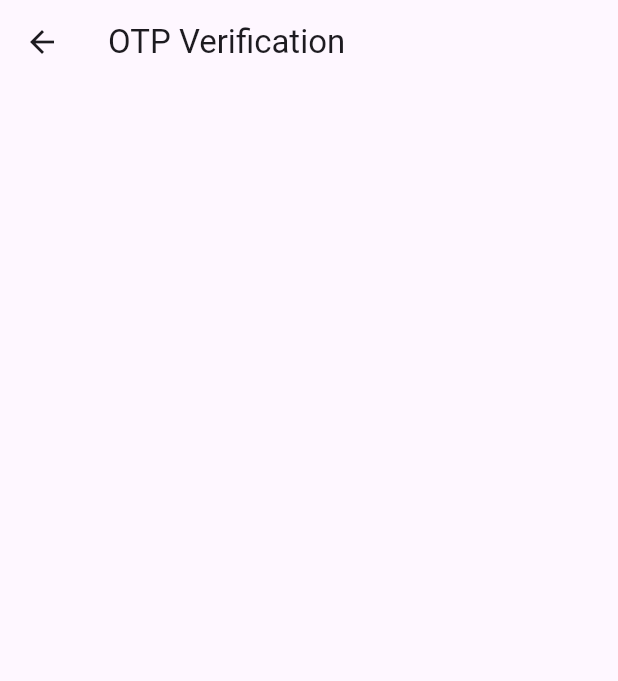
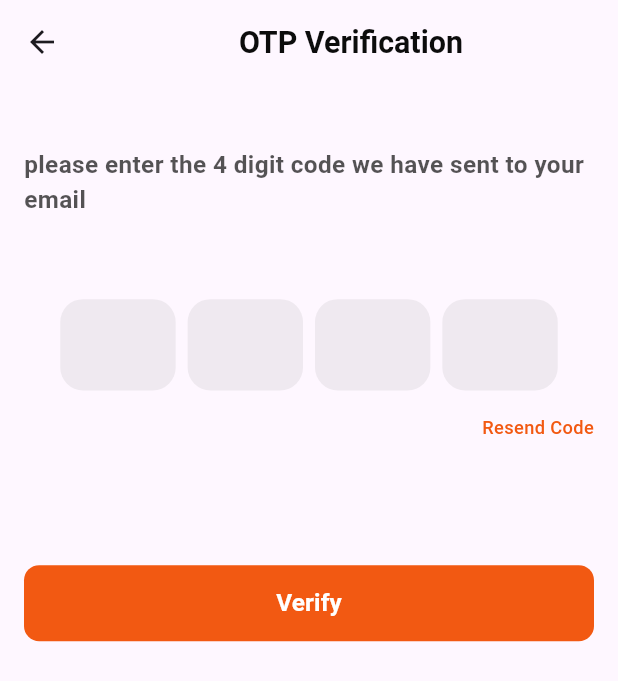
Before and after one commit to Mohamed-Nasr55/ecommerce-app, a Flutter app: the screen it shows after launch, after a tap on "Login", on a phone screen of 412 x 824 dp. Shown: the top 681 px of the screen. Run offline on Flutter 3.47's test engine with Material 3 defaults, Android fonts, the phone set to English and light mode, and no system bars; drawn by our look-alikes of pinput; our stand-ins replace flutter_screenutil.

Commit message:
- Adding otp screen

```diff
--- a/lib/core/theme/app_text_style.dart
+++ b/lib/core/theme/app_text_style.dart
@@ -3,7 +3,7 @@ import 'package:flutter/widgets.dart';
 import 'package:flutter_screenutil/flutter_screenutil.dart';
 
 abstract class AppTextStyle {
-  static TextStyle font12w400 = TextStyle(
+  static TextStyle font12w400primary = TextStyle(
     fontSize: 12.0.sp,
     fontWeight: FontWeight.w500,
     color: AppColors.primaryColor,
@@ -23,10 +23,15 @@ abstract class AppTextStyle {
     fontWeight: FontWeight.bold,
     color: AppColors.blackColor,
   );
-  static TextStyle font16700 = TextStyle(
+  static TextStyle font16700white = TextStyle(
     fontSize: 16.0.sp,
     fontWeight: FontWeight.w700,
     color: AppColors.whiteColor,
+  );
+  static TextStyle font16700black = TextStyle(
+    fontSize: 16.0.sp,
+    fontWeight: FontWeight.w700,
+    color: AppColors.blackColor,
   );
   static TextStyle font20w700 = TextStyle(
     fontSize: 20.0.sp,
--- a/lib/features/auth/ui/screens/otp_screen.dart
+++ b/lib/features/auth/ui/screens/otp_screen.dart
@@ -1,3 +1,9 @@
+import 'package:ecommerceapp/core/helpers/extensions.dart';
+import 'package:ecommerceapp/core/theme/app_colors.dart';
+import 'package:ecommerceapp/core/theme/app_text_style.dart';
+import 'package:ecommerceapp/features/auth/ui/widgets/app_button.dart';
+import 'package:ecommerceapp/features/auth/ui/widgets/otp_form_feild.dart';
+import 'package:ecommerceapp/features/auth/ui/widgets/resend_otpcode_widget.dart';
 import 'package:flutter/material.dart';
 
 class OtpScreen extends StatelessWidget {
@@ -5,6 +11,36 @@ class OtpScreen extends StatelessWidget {
 
   @override
   Widget build(BuildContext context) {
-    return Scaffold(appBar: AppBar(title: Text("OTP Verification")));
+    return Scaffold(
+      appBar: AppBar(
+        title: Center(
+          child: Text("OTP Verification", style: AppTextStyle.font20w700),
+        ),
+        actions: [],
+      ),
+
+      body: SafeArea(
+        child: Padding(
+          padding: const EdgeInsets.symmetric(horizontal: 16.0),
+          child: Column(
+            children: [
+              42.height,
+              Text(
+                "please enter the 4 digit code we have sent to your email",
+                style: AppTextStyle.font16700black.copyWith(
+                  color: AppColors.blackColor.withValues(alpha: 0.7),
+                ),
+              ),
+              54.height,
+              OtpFormFeild(),
+              16.height,
+              ResendOtpcodeWidget(),
+              82.height,
+              AppButton(text: "Verify"),
+            ],
+          ),
+        ),
+      ),
+    );
   }
 }
--- a/lib/features/auth/ui/widgets/app_button.dart
+++ b/lib/features/auth/ui/widgets/app_button.dart
@@ -29,7 +29,7 @@ class AppButton extends StatelessWidget {
           backgroundColor: AppColors.primaryColor,
           shape: RoundedRectangleBorder(borderRadius: 10.radius),
         ),
-        child: Text(text, style: AppTextStyle.font16700),
+        child: Text(text, style: AppTextStyle.font16700white),
       ),
     );
   }
--- /dev/null
+++ b/lib/features/auth/ui/widgets/otp_form_feild.dart
@@ -0,0 +1,34 @@
+import 'dart:developer';
+
+import 'package:ecommerceapp/core/helpers/extensions.dart';
+import 'package:ecommerceapp/core/theme/app_colors.dart';
+import 'package:ecommerceapp/core/theme/app_text_style.dart';
+import 'package:flutter/material.dart';
+import 'package:flutter_screenutil/flutter_screenutil.dart';
+import 'package:pinput/pinput.dart';
+
+class OtpFormFeild extends StatelessWidget {
+  const OtpFormFeild({super.key});
+
+  @override
+  Widget build(BuildContext context) {
+    return  Pinput(
+                mainAxisAlignment: MainAxisAlignment.spaceEvenly,
+                defaultPinTheme: PinTheme(
+                  width: 70.0.w,
+                  height: 60.0.h,
+                  textStyle: AppTextStyle.font20w700,
+                  decoration: BoxDecoration(
+                    borderRadius: 15.radius,
+                    color: AppColors.greyColor.withAlpha(40),
+                  ),
+                ),
+                validator: (s) {
+                  return s == "5545" ? null : "pin is not correct";
+                },
+                pinputAutovalidateMode: PinputAutovalidateMode.onSubmit,
+                showCursor: true,
+                onCompleted: (pin) => log(pin),
+              );
+  }
+}
--- /dev/null
+++ b/lib/features/auth/ui/widgets/resend_otpcode_widget.dart
@@ -0,0 +1,19 @@
+import 'package:ecommerceapp/core/theme/app_text_style.dart';
+import 'package:flutter/material.dart';
+
+class ResendOtpcodeWidget extends StatelessWidget {
+  const ResendOtpcodeWidget({super.key});
+
+  @override
+  Widget build(BuildContext context) {
+    return  InkWell(
+                child: Align(
+                  alignment: Alignment.centerRight,
+                  child: Text(
+                    "Resend Code",
+                    style: AppTextStyle.font12w400primary,
+                  ),
+                ),
+              );
+  }
+}
--- a/pubspec.yaml
+++ b/pubspec.yaml
@@ -35,6 +35,7 @@ dependencies:
   # Use with the CupertinoIcons class for iOS style icons.
   cupertino_icons: ^1.0.8
   flutter_screenutil: ^5.9.3
+  pinput: ^5.0.2
 
 dev_dependencies:
   flutter_test:
```
Also changed, not shown: pubspec.lock.
